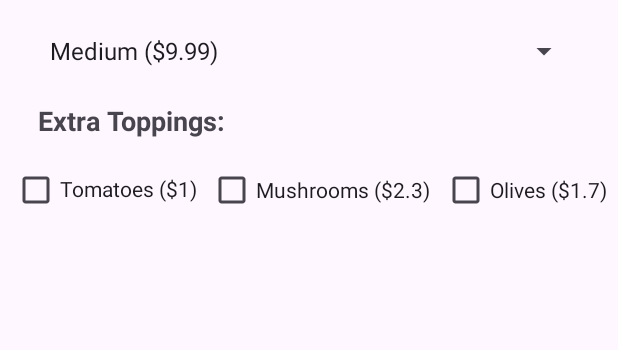
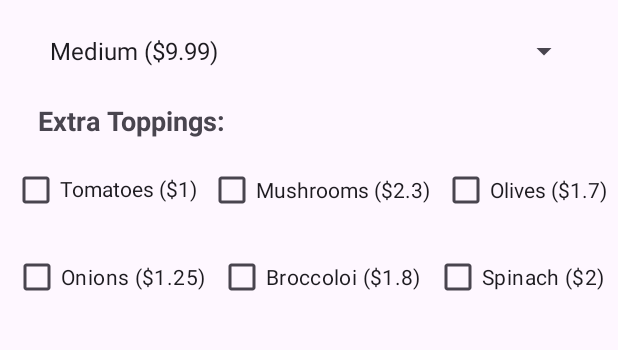
Before and after one commit to DallasLaComb/Pizza_Android_App, an Android app: the screen it shows after launch (MainActivity), on a phone screen of 412 x 824 dp, the part 487-837 px from its top. Run offline under Robolectric (Android 15) with nearby library versions, the phone set to English and light mode, and no system bars.

Commit message:
All extra toppings added now

```diff
--- a/Homework2/app/src/main/res/layout/activity_main.xml
+++ b/Homework2/app/src/main/res/layout/activity_main.xml
@@ -147,4 +147,32 @@
         app:layout_constraintEnd_toEndOf="parent"
         app:layout_constraintStart_toEndOf="@+id/checkBox2" />
 
+    <CheckBox
+        android:id="@+id/checkBox4"
+        android:layout_width="wrap_content"
+        android:layout_height="wrap_content"
+        android:layout_marginTop="10dp"
+        android:text="Onions ($1.25)"
+        app:layout_constraintEnd_toStartOf="@+id/checkBox5"
+        app:layout_constraintStart_toStartOf="parent"
+        app:layout_constraintTop_toBottomOf="@+id/checkBox" />
+
+    <CheckBox
+        android:id="@+id/checkBox5"
+        android:layout_width="wrap_content"
+        android:layout_height="wrap_content"
+        android:text="Broccoloi ($1.8)"
+        app:layout_constraintBottom_toBottomOf="@+id/checkBox4"
+        app:layout_constraintEnd_toStartOf="@+id/checkBox6"
+        app:layout_constraintStart_toEndOf="@+id/checkBox4" />
+
+    <CheckBox
+        android:id="@+id/checkBox6"
+        android:layout_width="wrap_content"
+        android:layout_height="wrap_content"
+        android:text="Spinach ($2)"
+        app:layout_constraintBottom_toBottomOf="@+id/checkBox5"
+        app:layout_constraintEnd_toEndOf="parent"
+        app:layout_constraintStart_toEndOf="@+id/checkBox5" />
+
 </androidx.constraintlayout.widget.ConstraintLayout>
```
